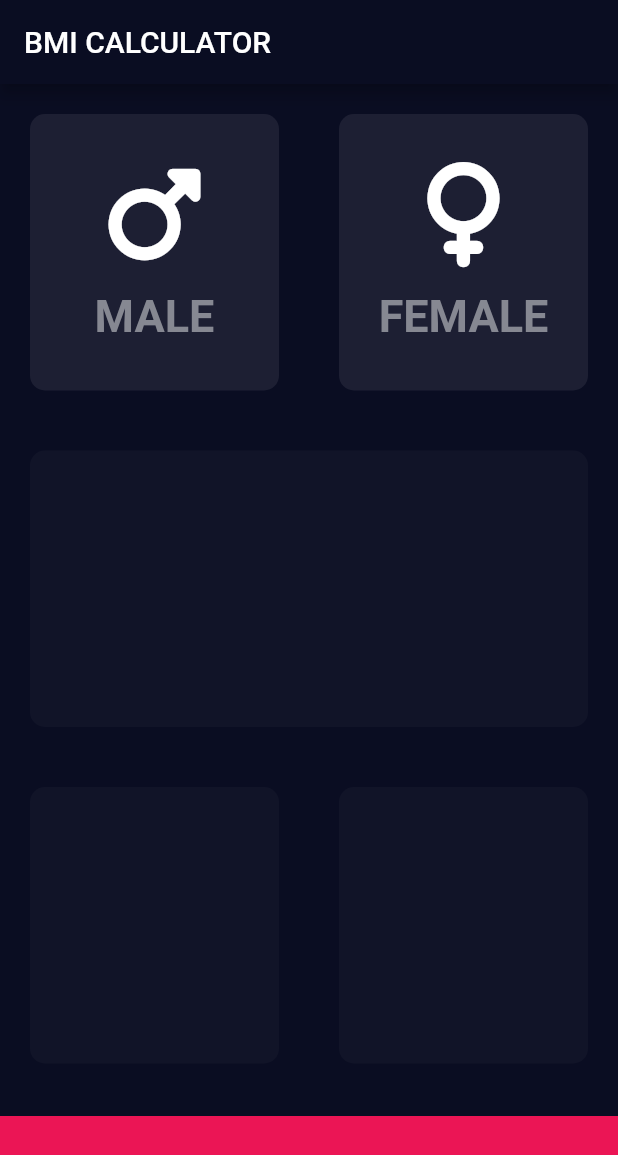
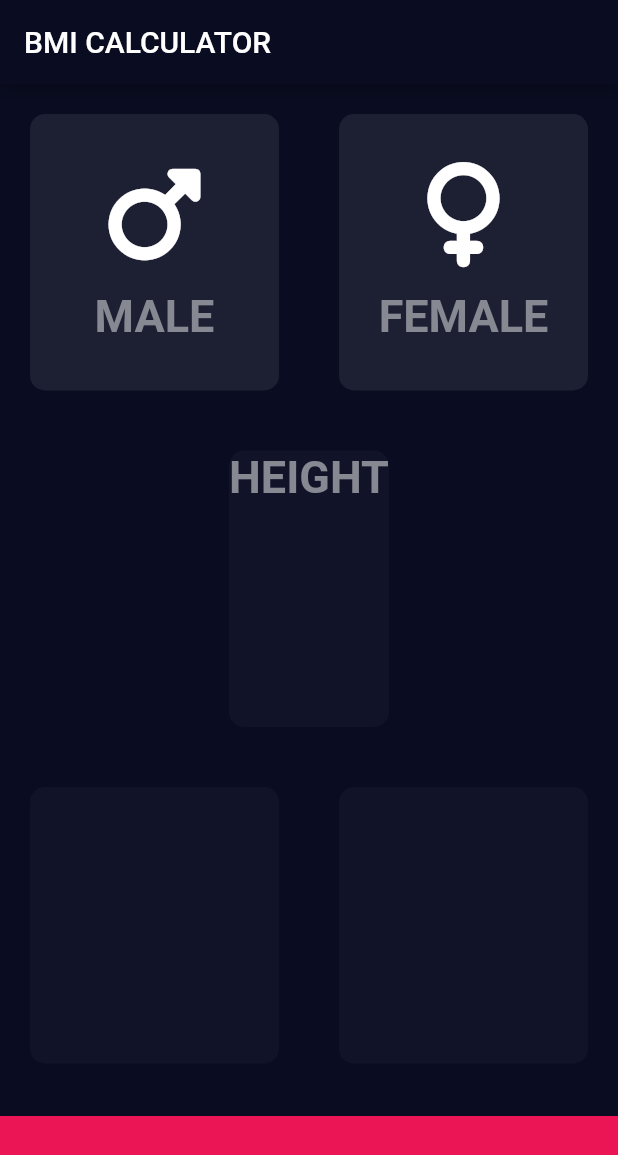
Before and after one commit to HeratUni-CS/bmi-calculator-JalaluddinKhafi, a Flutter app: the screen it shows after launch, on a phone screen of 412 x 824 dp. Shown: the top 1155 px of the screen. Run offline on Flutter 3.47's test engine with Material 2 defaults, Android fonts, the phone set to English and light mode, and no system bars; our stand-ins replace font_awesome_flutter.

Commit message:
all constant use k word

```diff
--- a/lib/IconsContent.dart
+++ b/lib/IconsContent.dart
@@ -21,7 +21,7 @@ class IconContent extends StatelessWidget {
         ),
         Text(
           label,
-          style: lableStyle,
+          style: klableStyle,
         )
       ],
     );
--- a/lib/constant.dart
+++ b/lib/constant.dart
@@ -1,11 +1,11 @@
 import 'package:flutter/material.dart';
 
 
-const bottomContainerColor = Color(0xFFEB1555);
-const actCardColor = Color(0xFF111428);
-const inActiveCardColor=Color(0xFF1D1F33);
+const kbottomContainerColor = Color(0xFFEB1555);
+const kactCardColor = Color(0xFF111428);
+const kinActiveCardColor=Color(0xFF1D1F33);
 
-const lableStyle= TextStyle(
+const klableStyle= TextStyle(
   fontSize: 30,
   color: Color(0xFF868892),
   fontWeight: FontWeight.bold,
--- a/lib/inputPage.dart
+++ b/lib/inputPage.dart
@@ -36,7 +36,7 @@ class _InputPageState extends State<InputPage> {
                         selectGender= gender.male;
                       });
                     },
-                    color: (selectGender== gender.male) ? actCardColor: inActiveCardColor,
+                    color: (selectGender== gender.male) ? kactCardColor: kinActiveCardColor,
                     child: IconContent(
                       iconData: FontAwesomeIcons.mars,
                       label: 'MALE',
@@ -48,7 +48,7 @@ class _InputPageState extends State<InputPage> {
                         selectGender=gender.female;
                       });
                     },
-                    color: (selectGender ==gender.female) ? actCardColor: inActiveCardColor,
+                    color: (selectGender ==gender.female) ? kactCardColor: kinActiveCardColor,
                     child: IconContent(
                       iconData: FontAwesomeIcons.venus,
                       label: 'FEMALE',
@@ -58,24 +58,29 @@ class _InputPageState extends State<InputPage> {
               ),
             ),
             reusibleW(
-              color: actCardColor,
-
+              color: kactCardColor,
+              child: Column(
+                children: [
+                  Text('HEIGHT',
+                  style: klableStyle,)
+                ],
+              ),
             ),
             Expanded(
               child: Row(
                 children: [
                   reusibleW(
-                    color: actCardColor,
+                    color: kactCardColor,
                   ),
                   reusibleW(
-                    color: actCardColor,
+                    color: kactCardColor,
                   ),
                 ],
               ),
             ),
             Container(
               height: 80,
-              color: bottomContainerColor,
+              color: kbottomContainerColor,
               margin: EdgeInsets.only(top: 15),
             )
           ],
```
